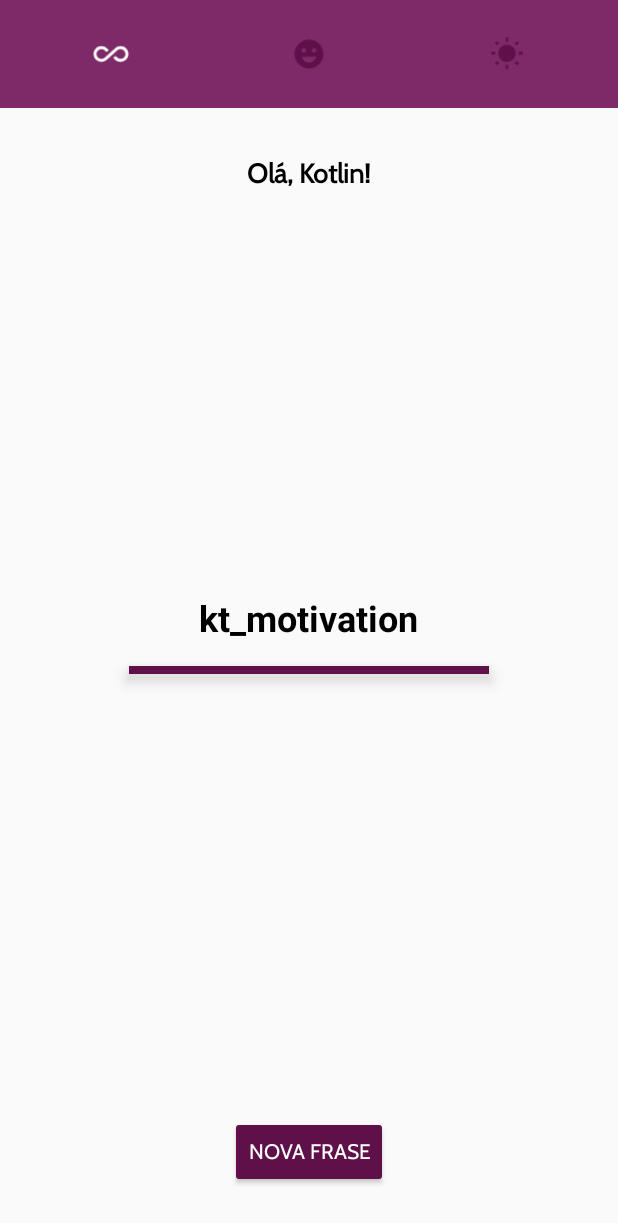
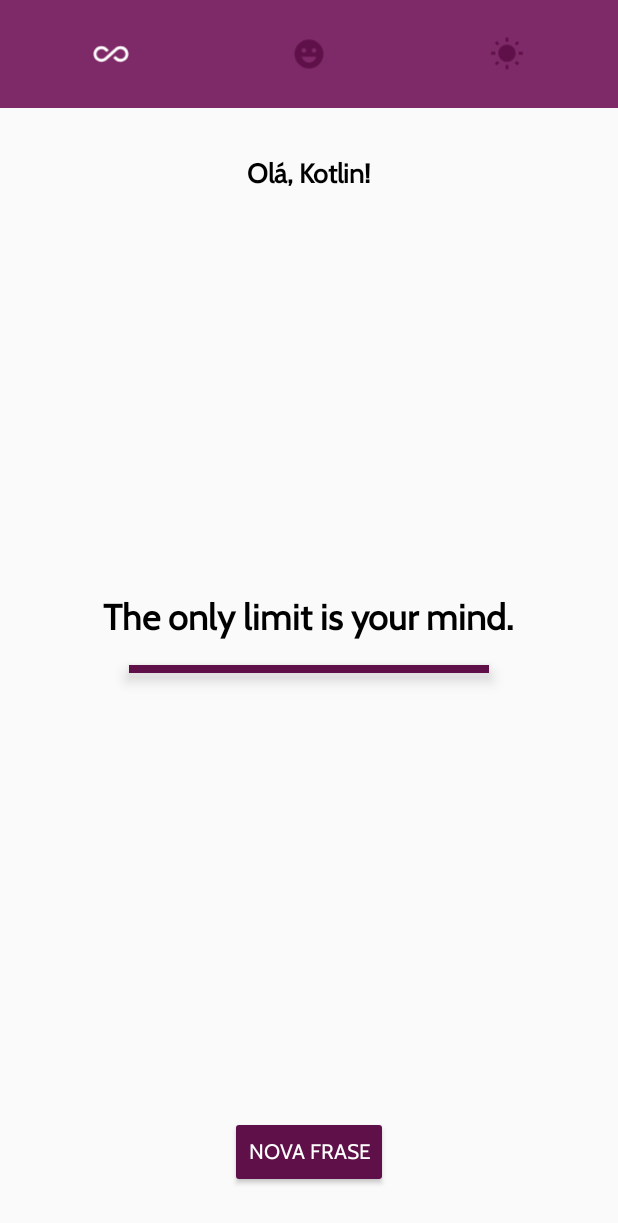
Before and after one commit to petersudario/kt_motivation, an Android app built with Jetpack Compose: the MainActivity screen opened directly, with no data from a screen before it, on a phone screen of 412 x 824 dp. Shown: the top 1223 px of the screen. Run offline under Robolectric (Android 15) with nearby library versions, the light colour scheme and no system bars.

Commit message:
Happy phrase generation

```diff
--- /dev/null
+++ b/app/src/main/java/com/example/kt_motivation/data/Mock.kt
@@ -0,0 +1,58 @@
+package com.example.kt_motivation.data
+
+import com.example.kt_motivation.infra.MotivationConstants
+import kotlin.random.Random
+
+/**
+ * Data class that represents a phrase
+ */
+data class Phrase(val description : String, val category : Int)
+
+/**
+ * Mock class that simulates a data source for the phrases
+ */
+class Mock {
+    private val sunny = MotivationConstants.PHRASEFILTER.SUNNY
+    private val happy = MotivationConstants.PHRASEFILTER.HAPPY
+    private val all = MotivationConstants.PHRASEFILTER.ALL
+
+    private val mListPhrase = listOf<Phrase>(
+        Phrase("Imagine a new story for your life and believe in it.", happy),
+        Phrase("The only way to do great work is to love what you do.", happy),
+        Phrase("The best time to plant a tree was 20 years ago. The second best time is now.", happy),
+        Phrase("Your limitation—it’s only your imagination.", happy),
+        Phrase("Push yourself, because no one else is going to do it for you.", happy),
+        Phrase("Great things never come from comfort zones.", happy),
+        Phrase("Dream it. Wish it. Do it.", happy),
+        Phrase("Success doesn’t just find you. You have to go out and get it.", happy),
+        Phrase("The harder you work for something, the greater you’ll feel when you achieve it.", happy),
+        Phrase("Dream bigger. Do bigger.", happy),
+        Phrase("Don’t stop when you’re tired. Stop when you’re done.", happy),
+        Phrase("Wake up with determination. Go to bed with satisfaction.", happy),
+        Phrase("Do something today that your future self will thank you for.", happy),
+        Phrase("Little things make big days.", happy),
+        Phrase("It’s going to be hard, but hard does not mean impossible.", happy),
+        Phrase("Don’t wait for opportunity. Create it.", happy),
+        Phrase("Sometimes we’re tested not to show our weaknesses, but to discover our strengths.", happy),
+        Phrase("The key to success is to focus on goals, not obstacles.", happy),
+        Phrase("Dream it. Believe it. Build it.", happy),
+        Phrase("You don’t have to be great to start, but you have to start to be great.", happy),
+        Phrase("The secret of getting ahead is getting started.", happy),
+        Phrase("You are never too old to set another goal or to dream a new dream.", happy),
+        Phrase("Don’t be pushed around by the fears in your mind. Be led by the dreams in your heart.", happy),
+        Phrase("It’s not about how bad you want it. It’s about how hard you’re willing to work for it.", happy),
+        Phrase("The only limit is your mind.", happy),
+        Phrase("The harder you work for something, the greater you’ll feel when you achieve it.", happy),
+        Phrase("Don’t stop when you’re tired. Stop when you’re done.", happy),
+        Phrase("Wake up with determination. Go to", happy)
+    )
+
+    /**
+     * Returns a phrase from the data class, based on the category of the phrase
+     */
+    fun getPhrase(categoryId: Int): String {
+        val filtered = mListPhrase.filter { it.category == categoryId || categoryId == all }
+        val rand = Random.nextInt(filtered.size)
+        return filtered[rand].description
+    }
+}
--- a/app/src/main/java/com/example/kt_motivation/ui/activities/MainActivity.kt
+++ b/app/src/main/java/com/example/kt_motivation/ui/activities/MainActivity.kt
@@ -5,6 +5,7 @@ import android.view.View
 import androidx.activity.ComponentActivity
 import androidx.core.content.ContextCompat
 import com.example.kt_motivation.R
+import com.example.kt_motivation.data.Mock
 import com.example.kt_motivation.infra.SecurityPreferences
 import com.example.kt_motivation.databinding.MainBinding
 import com.example.kt_motivation.infra.MotivationConstants
@@ -25,6 +26,13 @@ class MainActivity : ComponentActivity(), View.OnClickListener {
         if (name != "") {
             binding.helloUser.text = "Hello, $name!"
         }
+    }
+
+    /**
+     * Handles the next phrase to be shown
+     */
+    private fun handleNextPhrase() {
+        binding.textPhrase.text = Mock().getPhrase(categoryId)
     }
 
     /**
@@ -76,6 +84,7 @@ class MainActivity : ComponentActivity(), View.OnClickListener {
 
         handleUserName()
         handleFilter(R.id.ic_all_inclusive)
+        handleNextPhrase()
 
         binding.buttonNewPhrase.setOnClickListener(this)
 
@@ -87,7 +96,7 @@ class MainActivity : ComponentActivity(), View.OnClickListener {
 
     override fun onClick(view: View) {
         if (view.id == R.id.button_new_phrase) {
-            var s = ""
+            handleNextPhrase()
         } else if (view.id in listOf(R.id.ic_all_inclusive, R.id.ic_happy_face, R.id.ic_sunny)) {
             handleFilter(view.id)
         }
--- a/app/src/main/res/layout/main.xml
+++ b/app/src/main/res/layout/main.xml
@@ -63,6 +63,8 @@
         android:layout_height="wrap_content"
         android:padding="16dp"
         android:layout_centerInParent="true"
+        android:fontFamily="@font/cabin"
+        android:textAlignment="center"
         android:textSize="24sp"
         android:textStyle="bold"
         android:textColor="@color/black"
```
